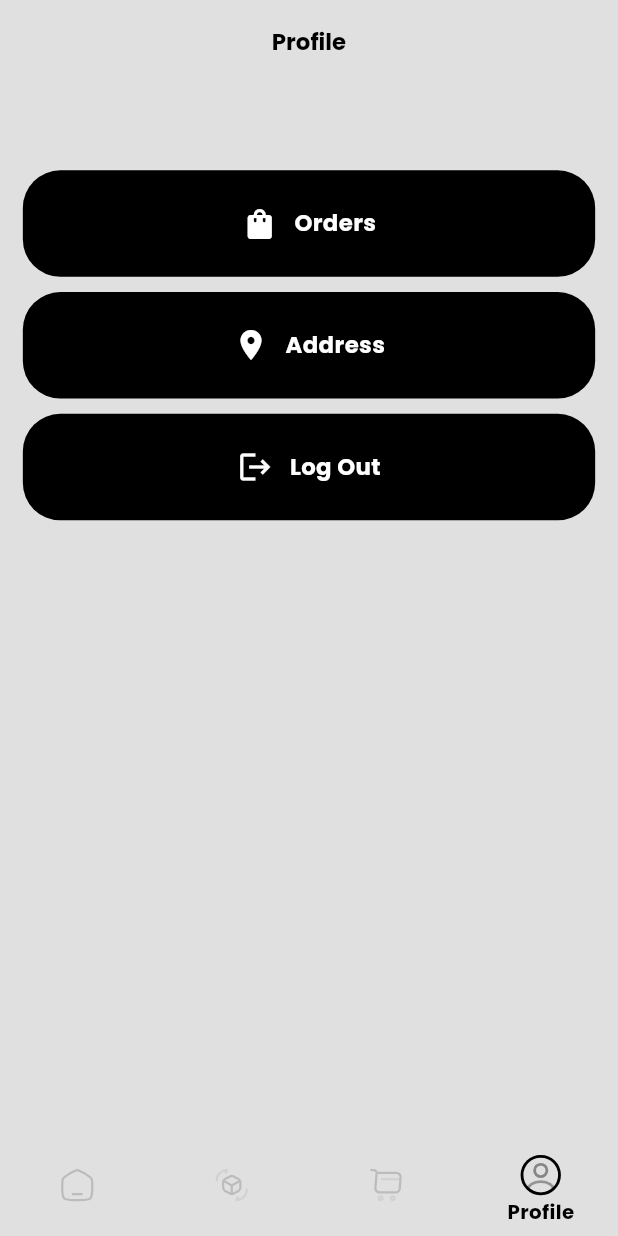
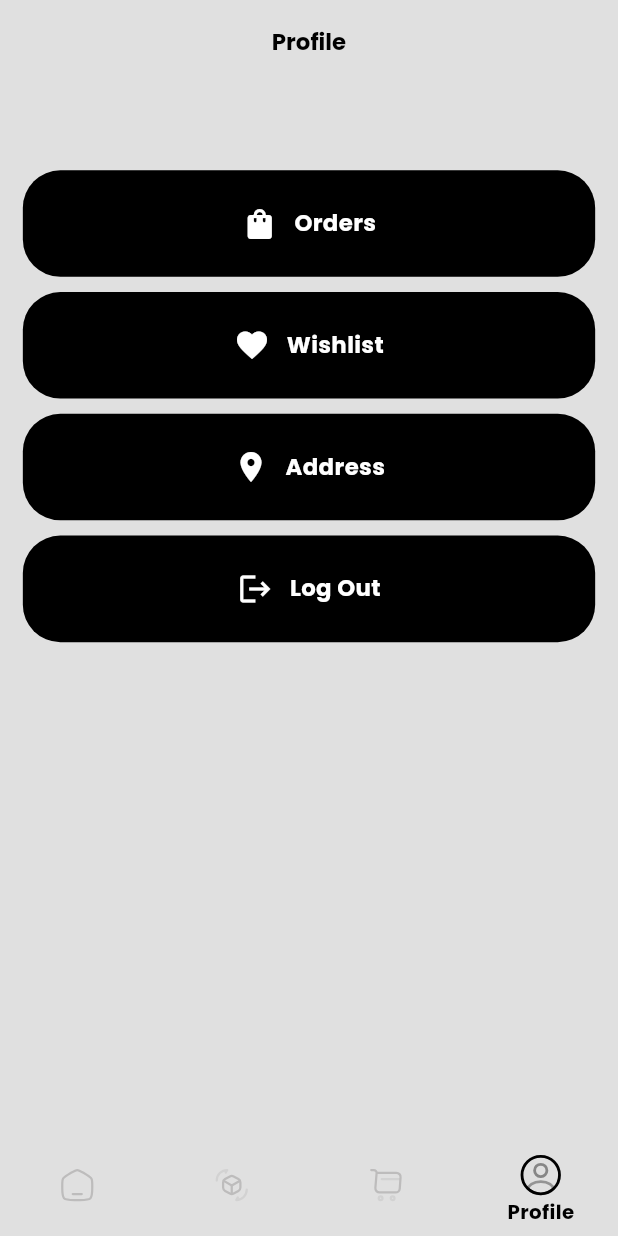
Before and after one commit to kailasAA/ecommerce-user, a Flutter app: the MainScreen screen opened by its route, swiped to page 4, on a phone screen of 412 x 824 dp. Run offline on Flutter 3.47's test engine with Material 3 defaults, Android fonts, the phone set to English and light mode, and no system bars; our stand-ins replace cached_network_image, cloud_firestore, firebase_auth, firebase_core, flutter_screenutil, flutter_svg and 5 more; accounts and stored records are empty.

```diff
--- a/lib/route/route_generator.dart
+++ b/lib/route/route_generator.dart
@@ -14,6 +14,7 @@ import 'package:ecommerce_user_side/views/main_screen/view/main_screen.dart';
 import 'package:ecommerce_user_side/views/orders/view/orders_screen.dart';
 import 'package:ecommerce_user_side/views/search_screen/view/search_screen.dart';
 import 'package:ecommerce_user_side/views/splash/splash.dart';
+import 'package:ecommerce_user_side/views/wishlist/view/wishlist_screen.dart';
 import 'package:flutter/cupertino.dart';
 import 'package:flutter/material.dart';
 
@@ -38,6 +39,7 @@ class RouteGenerator {
   static const addressScreen = "addressScreen";
   static const confirmOrderScreen = "confirmOrderScreen";
   static const orderScreen = "orderScreen";
+  static const wislistScreen = "wishlistScreen";
 
   static Route<dynamic> generateRoute(RouteSettings settings) {
     final arguments = settings.arguments;
@@ -82,6 +84,8 @@ class RouteGenerator {
             ));
       case orderScreen:
         return buildRoute(settings, const OrdersScreen());
+      case wislistScreen:
+        return buildRoute(settings, const WishlistScreen());
       default:
         return buildRoute(settings, const SplashScreen());
     }
--- a/lib/views/category_products/view/category_products.dart
+++ b/lib/views/category_products/view/category_products.dart
@@ -57,6 +57,9 @@ class _CategoryProductsState extends State<CategoryProducts> {
     );
   }
 }
+
+
+
 
 class ProductGridView extends StatelessWidget {
   const ProductGridView({
--- a/lib/views/detail_page/detail_screen.dart
+++ b/lib/views/detail_page/detail_screen.dart
@@ -84,8 +84,8 @@ class _DetailScreenState extends State<DetailScreen> {
               ? const LoadingAnimation()
               : ListView(
                   children: [
-                     ImageSlider(
-                      productId: widget.productDetailArguments.product.id??"",
+                    ImageSlider(
+                      productId: widget.productDetailArguments.product.id ?? "",
                       user: user,
                     ),
                     20.verticalSpace,
@@ -161,7 +161,7 @@ class AddToCartButton extends StatelessWidget {
           return GestureDetector(
             onTap: () {
               context.read<MainScreenProvider>().updateIndex(2);
-              context.read<MainScreenProvider>().gotoCartScreen();
+              context.read<MainScreenProvider>().navigateToCartScreen();
               Navigator.popUntil(context, (route) {
                 print(route.settings.name);
                 return route.settings.name == RouteGenerator.authScreen;
--- a/lib/views/detail_page/view_model/product_detail_provider.dart
+++ b/lib/views/detail_page/view_model/product_detail_provider.dart
@@ -4,7 +4,6 @@ import 'package:ecommerce_user_side/common/common_functions.dart/show_toast.dart
 import 'package:ecommerce_user_side/models/product_model.dart';
 import 'package:ecommerce_user_side/models/size_model.dart';
 import 'package:ecommerce_user_side/models/variant_model.dart';
-import 'package:ecommerce_user_side/utils/color_pallette.dart';
 import 'package:flutter/material.dart';
 import 'package:image_picker/image_picker.dart';
 
--- a/lib/views/main_screen/view/main_screen.dart
+++ b/lib/views/main_screen/view/main_screen.dart
@@ -12,19 +12,38 @@ import 'package:flutter_screenutil/flutter_screenutil.dart';
 import 'package:flutter_svg/svg.dart';
 import 'package:provider/provider.dart';
 
-class MainScreen extends StatelessWidget {
+class MainScreen extends StatefulWidget {
   const MainScreen({super.key});
+
+  @override
+  State<MainScreen> createState() => _MainScreenState();
+}
+
+class _MainScreenState extends State<MainScreen> {
+  late PageController pageController;
+
+  @override
+  void initState() {
+    super.initState();
+    pageController = PageController();
+    context.read<MainScreenProvider>().pageController = pageController;
+  }
+
+  @override
+  void dispose() {
+    pageController.dispose();
+    super.dispose();
+  }
 
   @override
   Widget build(BuildContext context) {
     final mainscreenProvider = context.read<MainScreenProvider>();
-    // final PageController pageController = PageController();
+
     List<String> icons = [
       Assets.home1SvgrepoCom,
       Assets.rotateSvgrepoCom,
       Assets.shoppingCartSvgrepoCom,
       Assets.profileCircleSvgrepoCom
-      // Assets.,
     ];
     List<String> bottomnavText = ["Home", "Categories", "Cart", "Profile"];
 
@@ -34,6 +53,7 @@ class MainScreen extends StatelessWidget {
       const CartScreen(),
       const ProfileScreen()
     ];
+
     return PopScope(
       canPop: false,
       onPopInvoked: (didPop) async {
@@ -44,16 +64,12 @@ class MainScreen extends StatelessWidget {
       },
       child: Scaffold(
         backgroundColor: ColorPallette.scaffoldBgColor,
-        body: Selector<MainScreenProvider, int>(
-          selector: (p0, p1) => p1.selectedIndex,
-          builder: (context, value, child) {
-            return PageView(
-                controller: context.read<MainScreenProvider>().pageController,
-                onPageChanged: (value) {
-                  mainscreenProvider.updateIndex(value);
-                },
-                children: screenList);
+        body: PageView(
+          controller: context.read<MainScreenProvider>().pageController,
+          onPageChanged: (value) {
+            mainscreenProvider.updateIndex(value);
           },
+          children: screenList,
         ),
         bottomNavigationBar: Selector<MainScreenProvider, int>(
           selector: (_, mainScreenProvider) => mainScreenProvider.selectedIndex,
@@ -66,17 +82,15 @@ class MainScreen extends StatelessWidget {
               selectedLabelStyle:
                   FontPallette.headingStyle.copyWith(fontSize: 13.sp),
               showUnselectedLabels: false,
-              currentIndex: value,
+              currentIndex: value, // Use selectedIndex from provider
               iconSize: 20,
               selectedFontSize: 12,
               elevation: 0,
               selectedItemColor: ColorPallette.blackColor,
               unselectedItemColor: ColorPallette.greyColor,
-              onTap: (value) {
-                mainscreenProvider.updateIndex(value);
-                context.read<MainScreenProvider>().pageController.jumpToPage(
-                      value,
-                    );
+              onTap: (val) {
+                mainscreenProvider.updateIndex(val);
+                context.read<MainScreenProvider>().pageController?.jumpToPage(val);
               },
               items: List.generate(
                 bottomnavText.length,
--- a/lib/views/profile/profile.dart
+++ b/lib/views/profile/profile.dart
@@ -83,28 +83,30 @@ class _ProfileScreenState extends State<ProfileScreen> {
                 ),
               ),
               10.verticalSpace,
-              // InkWell(
-              //   onTap: () {},
-              //   child: SimpleButton(
-              //     borderRadius: 25,
-              //     height: 70.h,
-              //     buttonColor: ColorPallette.blackColor,
-              //     childWidget: Row(
-              //       mainAxisAlignment: MainAxisAlignment.center,
-              //       children: [
-              //         Icon(
-              //           Icons.favorite_outlined,
-              //           color: ColorPallette.whiteColor,
-              //         ),
-              //         10.horizontalSpace,
-              //         Text("Wishlist",
-              //             style: FontPallette.headingStyle
-              //                 .copyWith(color: ColorPallette.whiteColor)),
-              //       ],
-              //     ),
-              //   ),
-              // ),
-              // 10.verticalSpace,
+              InkWell(
+                onTap: () {
+                  Navigator.pushNamed(context, RouteGenerator.wislistScreen);
+                },
+                child: SimpleButton(
+                  borderRadius: 25,
+                  height: 70.h,
+                  buttonColor: ColorPallette.blackColor,
+                  childWidget: Row(
+                    mainAxisAlignment: MainAxisAlignment.center,
+                    children: [
+                      Icon(
+                        Icons.favorite_outlined,
+                        color: ColorPallette.whiteColor,
+                      ),
+                      10.horizontalSpace,
+                      Text("Wishlist",
+                          style: FontPallette.headingStyle
+                              .copyWith(color: ColorPallette.whiteColor)),
+                    ],
+                  ),
+                ),
+              ),
+              10.verticalSpace,
               InkWell(
                 onTap: () {
                   Navigator.pushNamed(context, RouteGenerator.addressScreen);
--- a/lib/views/splash/splash.dart
+++ b/lib/views/splash/splash.dart
@@ -33,7 +33,7 @@ class _SplashScreenState extends State<SplashScreen> {
               width: double.infinity,
               child: Center(
                 child: Text(
-                  "User Side",
+                  "Fashion",
                   style: FontPallette.headingStyle,
                 ),
               ))),
```
Also changed, not shown: lib/views/category_products/view_model/catgeory_product_model.dart (deleted, +0 -10 lines), lib/views/home/view/home_screen.dart (+77 -62 lines), lib/views/home/view_model/home_provider.dart (+12 -9 lines), lib/views/main_screen/viemodel/main_screen_provider.dart (+5 -4 lines), lib/views/search_screen/view/search_screen.dart (+49 -23 lines), lib/views/wishlist/view/wishlist_screen.dart (added, +97 -0 lines).
